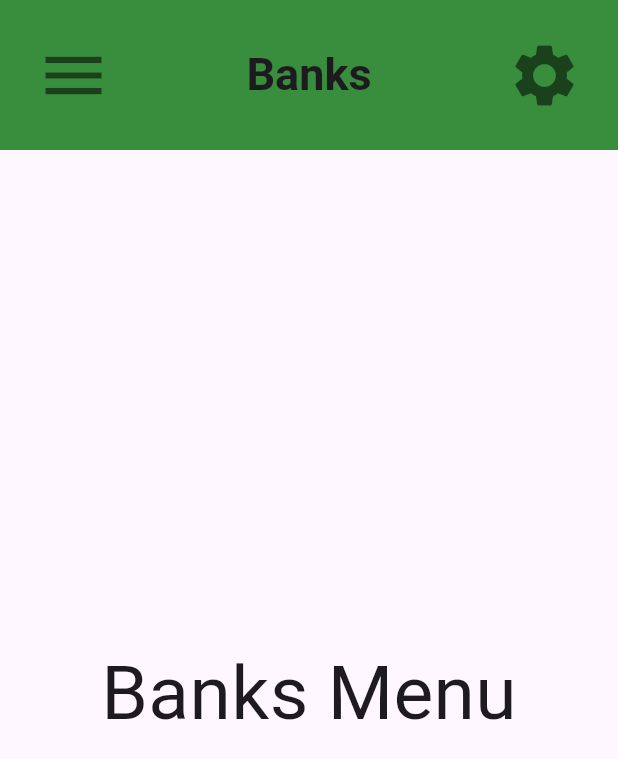
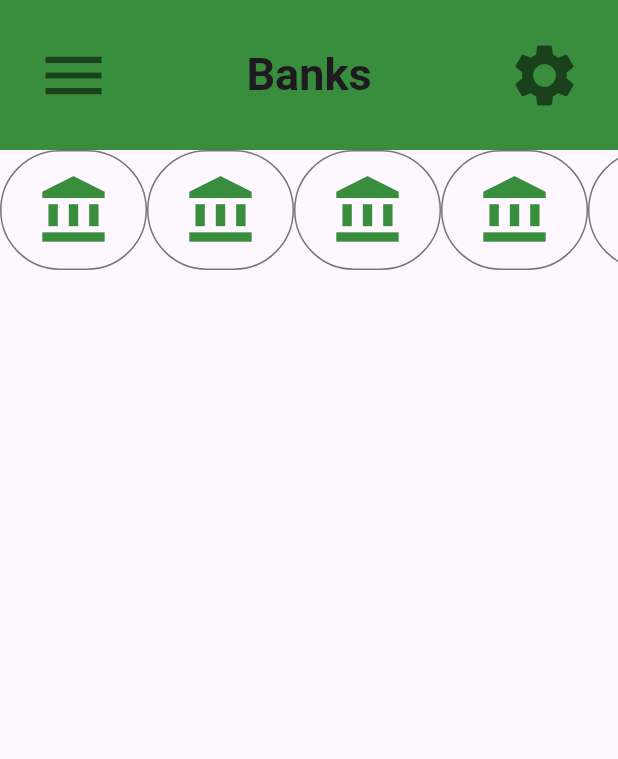
Before and after one commit to TheYanVictor/Pluto, a Flutter app: the Banks_Menu screen opened by its route, on a phone screen of 412 x 824 dp. Shown: the top 759 px of the screen. Run offline on Flutter 3.47's test engine with Material 3 defaults, Android fonts, the phone set to English and light mode, and no system bars; our stand-ins replace device_preview.

Commit message:
Begin of bank page

```diff
--- a/pluto_app/lib/main.dart
+++ b/pluto_app/lib/main.dart
@@ -24,9 +24,7 @@ class MyCustomBehavior extends MaterialScrollBehavior {
 
 void main() {
   runApp(
-    DevicePreview(
-      enabled: true,
-      builder: (context) => MaterialApp(
+    MaterialApp(
       useInheritedMediaQuery: true,
       debugShowCheckedModeBanner: true,
       scrollBehavior: MyCustomBehavior(),
@@ -53,7 +51,6 @@ void main() {
         'banks_menu': (context) => Banks_Menu(),
       },
     ),
-    ),
   );
 }
 
--- a/pluto_app/lib/main_menu/banks_menu.dart
+++ b/pluto_app/lib/main_menu/banks_menu.dart
@@ -15,11 +15,106 @@ class _Banks_MenuState extends State<Banks_Menu> {
         preferredSize: Size.fromHeight(100),
         child: AppBarSample(title: 'Banks'),
       ),
-      body: Center(
-        child: Text(
-          'Banks Menu',
-          style: TextStyle(fontSize: 50),
-        ),
+      //
+      //Body
+      //
+      body: Row(
+        children: [
+          //Bank 1
+          Expanded(
+            child: SingleChildScrollView(
+              scrollDirection: Axis.horizontal,
+              child: Row(
+                children: [
+                  //Bank 1
+                  Container(
+                    height: 80,
+                    child: OutlinedButton(
+                      onPressed: () {},
+                      child: Icon(
+                        Icons.account_balance,
+                        size: 50,
+                        color: Colors.green[700],
+                      ),
+                    ),
+                  ),
+                  //Bank 2
+                  Container(
+                    height: 80,
+                    child: OutlinedButton(
+                      onPressed: () {},
+                      child: Icon(
+                        Icons.account_balance,
+                        size: 50,
+                        color: Colors.green[700],
+                      ),
+                    ),
+                  ),
+                  //Bank 3
+                  Container(
+                    height: 80,
+                    child: OutlinedButton(
+                      onPressed: () {},
+                      child: Icon(
+                        Icons.account_balance,
+                        size: 50,
+                        color: Colors.green[700],
+                      ),
+                    ),
+                  ),
+                  //Bank 4
+                  Container(
+                    height: 80,
+                    child: OutlinedButton(
+                      onPressed: () {},
+                      child: Icon(
+                        Icons.account_balance,
+                        size: 50,
+                        color: Colors.green[700],
+                      ),
+                    ),
+                  ),
+                  //Bank 5
+                  Container(
+                    height: 80,
+                    child: OutlinedButton(
+                      onPressed: () {},
+                      child: Icon(
+                        Icons.account_balance,
+                        size: 50,
+                        color: Colors.green[700],
+                      ),
+                    ),
+                  ),
+                  //Bank 6
+                  Container(
+                    height: 80,
+                    child: OutlinedButton(
+                      onPressed: () {},
+                      child: Icon(
+                        Icons.account_balance,
+                        size: 50,
+                        color: Colors.green[700],
+                      ),
+                    ),
+                  ),
+                  //Bank 7
+                  Container(
+                    height: 80,
+                    child: OutlinedButton(
+                      onPressed: () {},
+                      child: Icon(
+                        Icons.account_balance,
+                        size: 50,
+                        color: Colors.green[700],
+                      ),
+                    ),
+                  ),
+                ],
+              ),
+            ),
+          ),
+        ],
       ),
     );
   }
--- a/pluto_app/lib/main_menu/main_menu.dart
+++ b/pluto_app/lib/main_menu/main_menu.dart
@@ -16,7 +16,9 @@ class _main_menuState extends State<main_menu> {
   @override
   Widget build(BuildContext context) {
     return Scaffold(
+      //
       //Appbar
+      //
       appBar: AppBar(
         //Middle title
         title: Text(
@@ -87,7 +89,9 @@ class _main_menuState extends State<main_menu> {
                 ),
               ),
             ),
-            //First 2 buttons
+            //
+            //-----------------------------First 2 buttons-----------------------------//
+            //
             Row(
               mainAxisAlignment: MainAxisAlignment.spaceAround,
               children: [
@@ -99,7 +103,7 @@ class _main_menuState extends State<main_menu> {
                   children: [
                     OutlinedButton(
                       onPressed: () {
-                        Navigator.pushNamed(context, 'income_menu');
+                        Navigator.pushNamed(context, 'incomes_menu');
                       },
                       child: Icon(
                         Icons.attach_money,
```
Also changed, not shown: 2 other files. Lines whose indentation alone changed are shown as unchanged.
